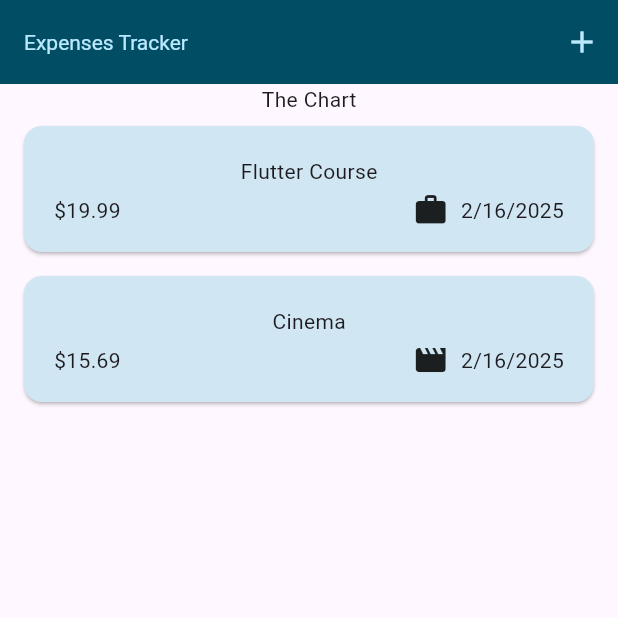
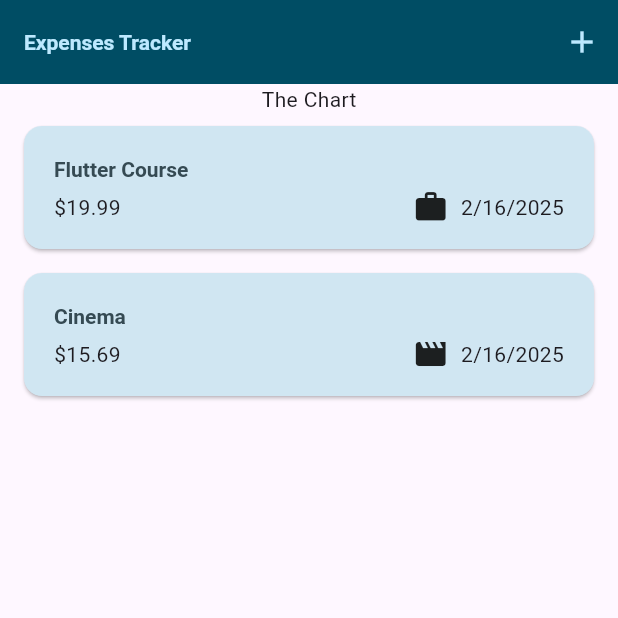
Before and after one commit to owenn2106/flutter-expense-tracker, a Flutter app: the screen it shows after launch, on a phone screen of 412 x 824 dp, the top half of it. Run offline on Flutter 3.47's test engine with Material 3 defaults, Android fonts, the phone set to English and light mode, and no system bars.

Commit message:
Refer to the theming data to adjust styling of widgets

```diff
--- a/lib/main.dart
+++ b/lib/main.dart
@@ -35,7 +35,7 @@ class MyApp extends StatelessWidget {
         ),
         textTheme: ThemeData().textTheme.copyWith(
               titleLarge: TextStyle(
-                fontWeight: FontWeight.normal,
+                fontWeight: FontWeight.bold,
                 color: kColorScheme.onSecondaryContainer,
                 fontSize: 14,
               ),
--- a/lib/widgets/expense_item.dart
+++ b/lib/widgets/expense_item.dart
@@ -15,10 +15,12 @@ class ExpenseItem extends StatelessWidget {
           horizontal: 20,
         ),
         child: Column(
+          crossAxisAlignment: CrossAxisAlignment.start,
           children: [
             const SizedBox(height: 4),
             Text(
               data.title,
+              style: Theme.of(context).textTheme.titleLarge,
             ),
             const SizedBox(height: 4),
             Row(
--- a/lib/widgets/expenses_list.dart
+++ b/lib/widgets/expenses_list.dart
@@ -16,6 +16,12 @@ class ExpensesList extends StatelessWidget {
       itemBuilder: (context, index) {
         return Dismissible(
           key: ValueKey(expenses[index]),
+          background: Container(
+            color: Theme.of(context).colorScheme.error.withOpacity(0.2),
+            margin: EdgeInsets.symmetric(
+              horizontal: Theme.of(context).cardTheme.margin!.horizontal,
+            ),
+          ),
           onDismissed: (direction) {
             removeExpense(expenses[index]);
           },
```
